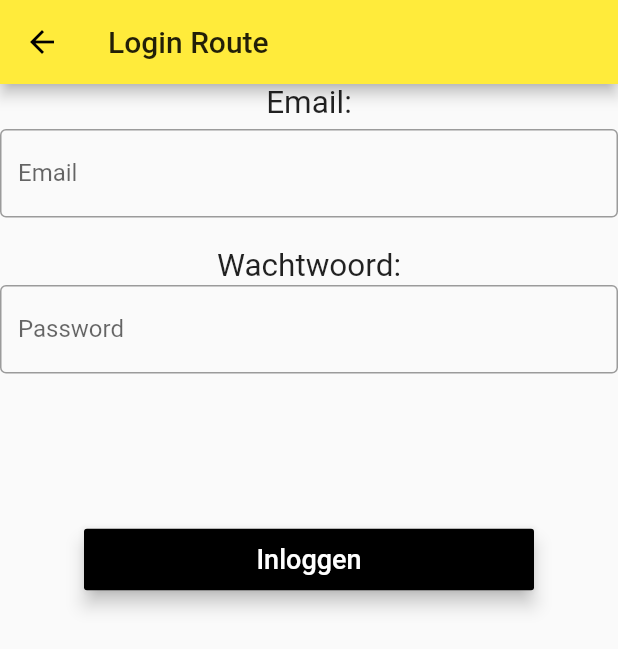
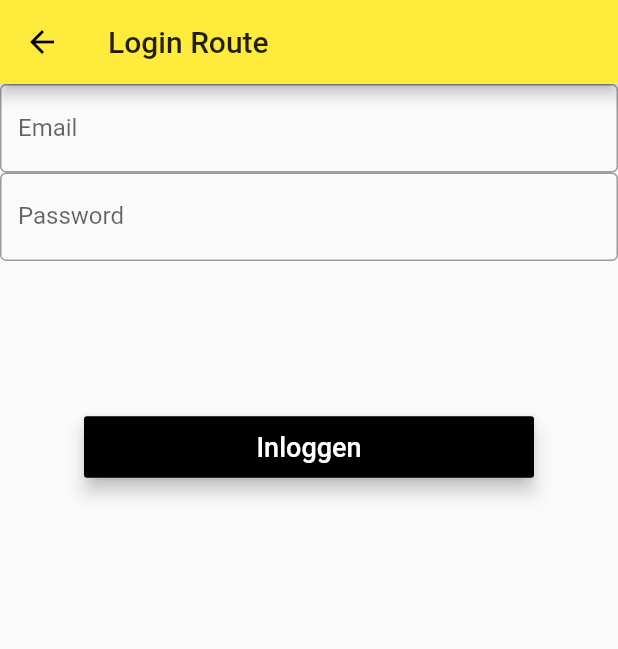
Before and after one commit to terrence229/Project-Mobile-Development, a Flutter app: the screen it shows after launch, after a tap on "Login", on a phone screen of 412 x 824 dp. Shown: the top 649 px of the screen. Run offline on Flutter 3.47's test engine with Material 2 defaults, Android fonts, the phone set to English and light mode, and no system bars; our stand-ins replace cloud_firestore, firebase_auth, flutter_secure_storage, google_maps_flutter; missing offline and left inert: dart:ffi, maps_launcher; accounts and stored records are empty.

Commit message:
Remove: Unnecesary text

```diff
--- a/lib/screens/start/login_route.dart
+++ b/lib/screens/start/login_route.dart
@@ -25,10 +25,6 @@ class _LoginRouteState extends State<LoginRoute> {
       body: Center(
         child: Column(
           children: <Widget>[
-            SizedBox(
-              height: 30,
-              child: Text('Email:', textScaleFactor: 1.5),
-            ),
             TextField(
               decoration: InputDecoration(
                 border: OutlineInputBorder(),
@@ -38,8 +34,6 @@ class _LoginRouteState extends State<LoginRoute> {
                 emailText = email;
               },
             ),
-            SizedBox(height: 20,),
-            Text('Wachtwoord:', textAlign: TextAlign.left, textScaleFactor: 1.5,),
             TextField(
               obscureText: true,
               decoration: InputDecoration(
```
